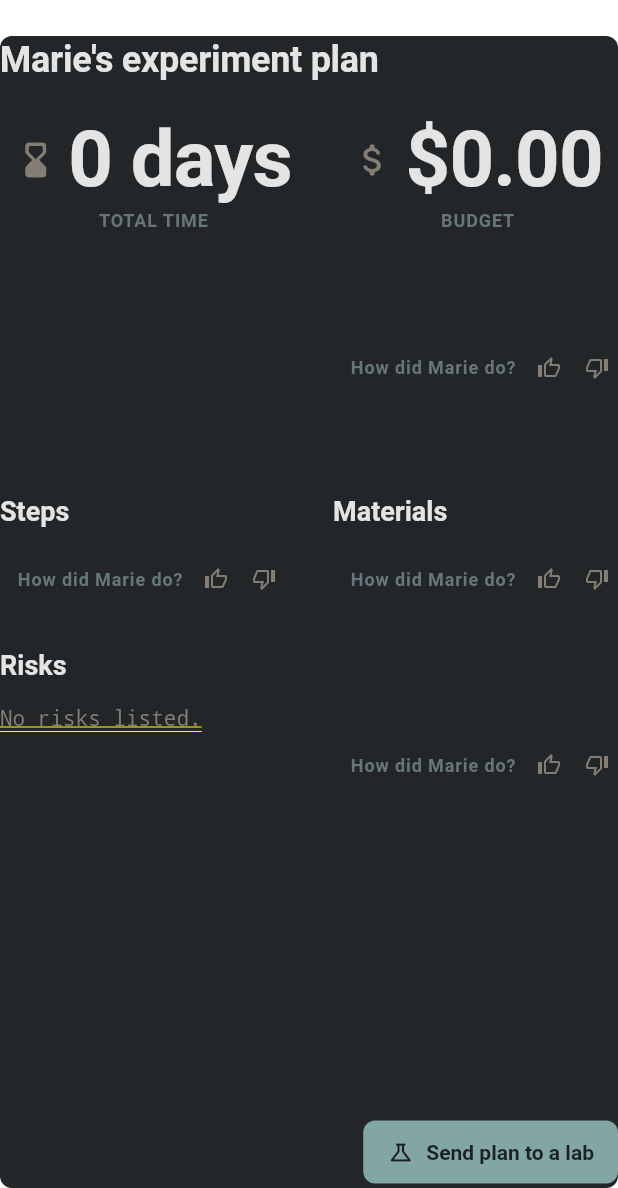
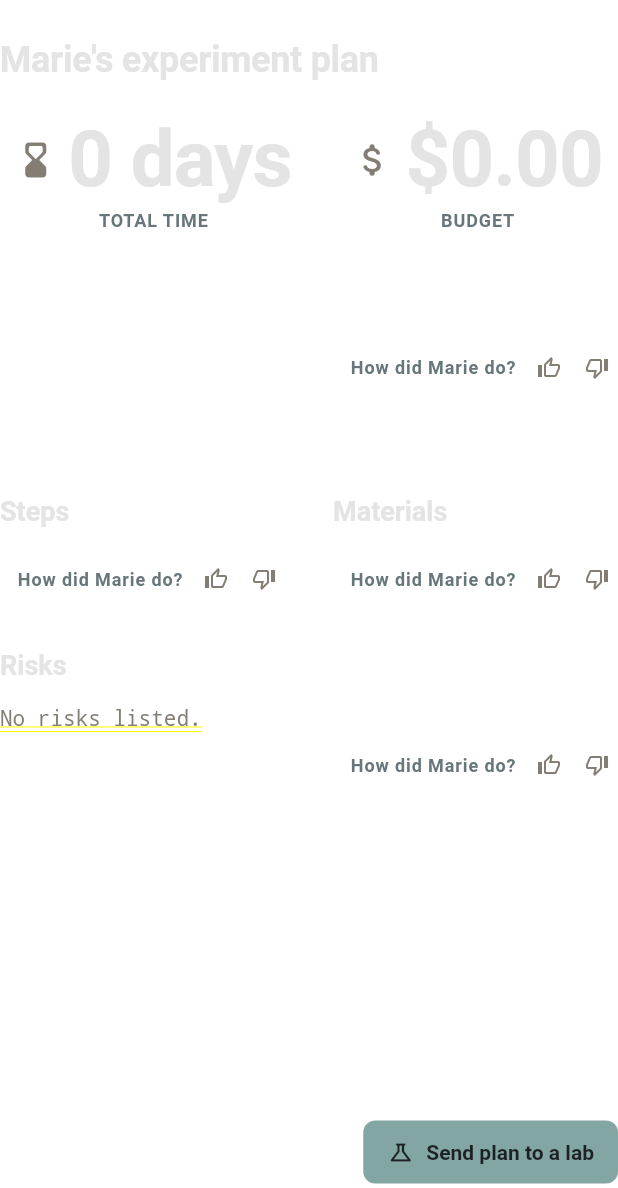
Before and after one commit to aaguueeroo/scientist_ai, a Flutter app: the PlanReviewScaffold screen opened directly with empty values, on a phone screen of 412 x 824 dp, the part 48-1236 px from its top. Run offline on Flutter 3.47's test engine with Material 3 defaults, Android fonts, the phone set to English and light mode, and no system bars; drawn by our look-alikes of toastification; our stand-ins replace file_picker, go_router; network calls fail.

Commit message:
improve UI of experiment plan

```diff
--- a/frontend/lib/features/plan/review/plan_review_scaffold.dart
+++ b/frontend/lib/features/plan/review/plan_review_scaffold.dart
@@ -5,7 +5,6 @@ import '../../../controllers/plan_review_session_snapshot.dart';
 import '../../../controllers/review_store_controller.dart';
 import '../../../controllers/scientist_controller.dart';
 import '../../../core/app_constants.dart';
-import '../../../core/theme/theme_context.dart';
 import '../../../models/experiment_plan.dart';
 import '../../../models/literature_review.dart';
 import '../../review/models/review.dart' as global_review;
@@ -165,7 +164,6 @@ class _ReviewScaffoldShell extends StatelessWidget {
         context.watch<PlanReviewController>();
     final LiteratureReview? literatureReview =
         context.watch<ScientistController>().literatureReview;
-    final Color schemeSurface = context.appColorScheme.surface;
     return PlanSourcesNavigatorScope(
       literatureReview: literatureReview,
       child: Stack(
@@ -175,8 +173,6 @@ class _ReviewScaffoldShell extends StatelessWidget {
               padding: const EdgeInsets.only(top: 56),
               child: ClipRRect(
                 borderRadius: BorderRadius.circular(kRadius),
-                child: ColoredBox(
-                  color: schemeSurface,
                 child: Column(
                   children: <Widget>[
                     if (controller.isHistoricalView)
@@ -186,7 +182,6 @@ class _ReviewScaffoldShell extends StatelessWidget {
                     Expanded(child: _bodyForMode(controller)),
                     SendPlanToLabBar(query: query),
                   ],
-                  ),
                 ),
               ),
             ),
```
Lines whose indentation alone changed are shown as unchanged.
